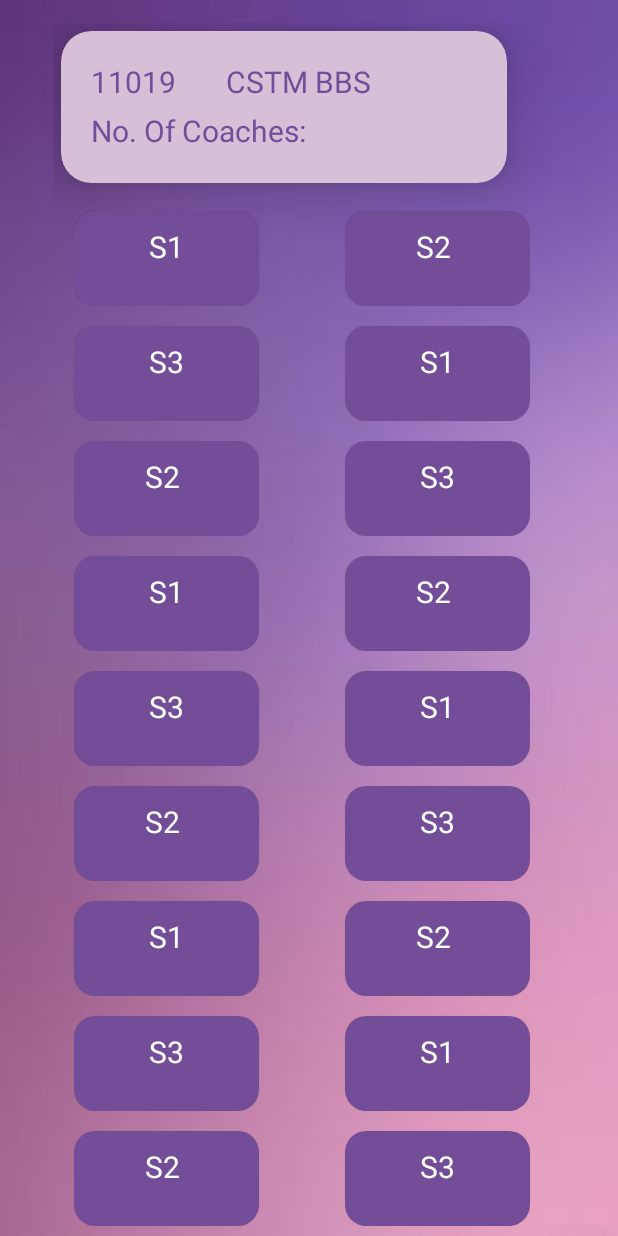
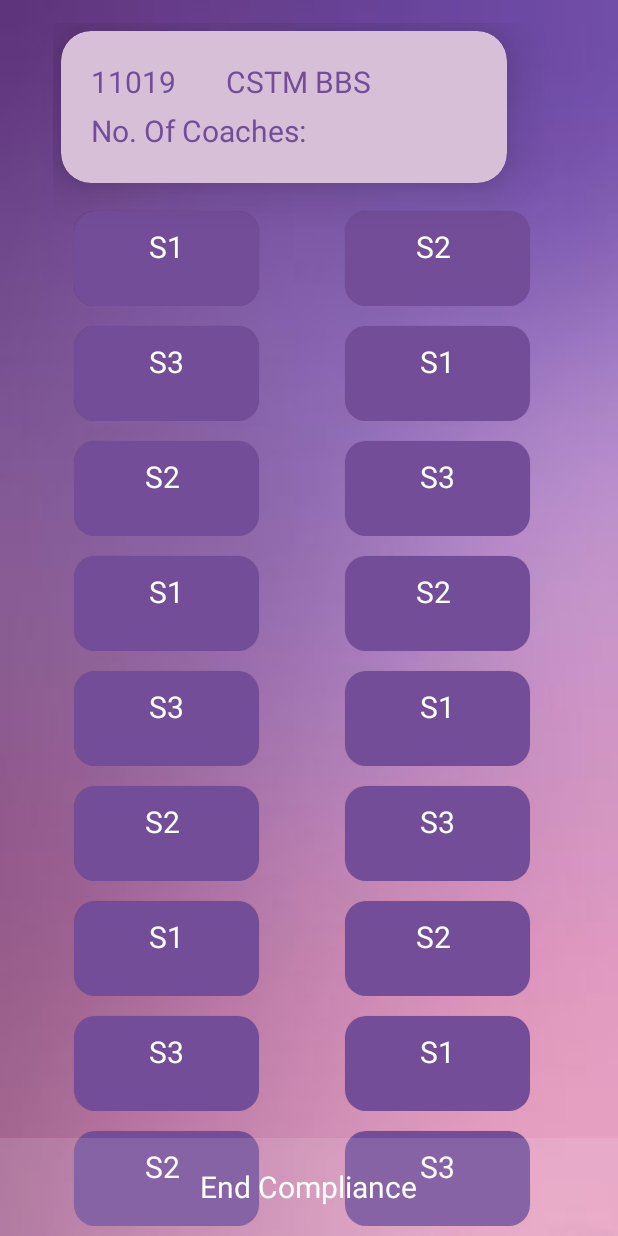
Before and after one commit to deep-mm/Railway, an Android app: the screen it shows after launch once a user with an empty profile is signed in (BogeyActivity), after a tap on "11019", on a phone screen of 412 x 824 dp. Run offline under Robolectric (Android 15) with nearby library versions, the phone set to English and light mode, and no system bars; our stand-ins replace Firebase (no records; nobody signed in at launch, a user with empty details on screens opened directly); libraries missing offline, so code that uses them is left out: com.afollestad.materialdialogs; 1 statement that could not run was skipped.

Commit message:
dhaval shah

```diff
--- a/Android Base/app/src/main/res/layout/activity_bogey.xml
+++ b/Android Base/app/src/main/res/layout/activity_bogey.xml
@@ -1,5 +1,5 @@
 <?xml version="1.0" encoding="utf-8"?>
-<FrameLayout xmlns:android="http://schemas.android.com/apk/res/android"
+<RelativeLayout xmlns:android="http://schemas.android.com/apk/res/android"
     xmlns:app="http://schemas.android.com/apk/res-auto"
     xmlns:tools="http://schemas.android.com/tools"
     xmlns:card_view="http://schemas.android.com/apk/res-auto"
@@ -11,6 +11,7 @@
     >
 
     <LinearLayout
+
         android:layout_width="match_parent"
         android:layout_height="match_parent"
         android:paddingTop="15dp"
@@ -64,6 +65,8 @@
                     android:textSize="20sp"/>
 
             </RelativeLayout>
+
+
         </android.support.v7.widget.CardView>
 
 
@@ -75,5 +78,26 @@
         </android.support.v7.widget.RecyclerView>
 
     </LinearLayout>
+    <RelativeLayout
+        android:id="@+id/endcompliance"
+        android:layout_width="match_parent"
+        android:layout_height="65dp"
+        android:background="#25EEE2F2"
+        android:requiresFadingEdge="horizontal|vertical"
+        android:alpha="1"
+        android:layout_alignParentBottom="true">
 
-</FrameLayout>
+
+        <TextView
+            android:id="@+id/endcompliance_text"
+            android:layout_width="wrap_content"
+            android:layout_height="wrap_content"
+            android:text="End Compliance"
+            android:layout_centerVertical="true"
+            android:layout_centerHorizontal="true"
+            android:textColor="@color/colorWhite"
+            android:textSize="20sp" />
+
+    </RelativeLayout>
+
+</RelativeLayout>
```
